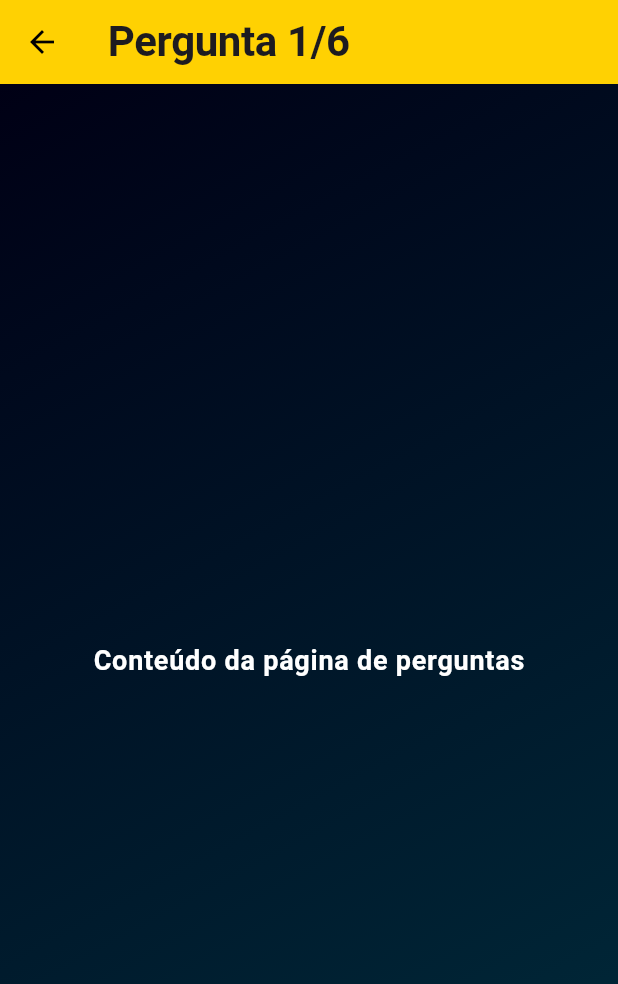
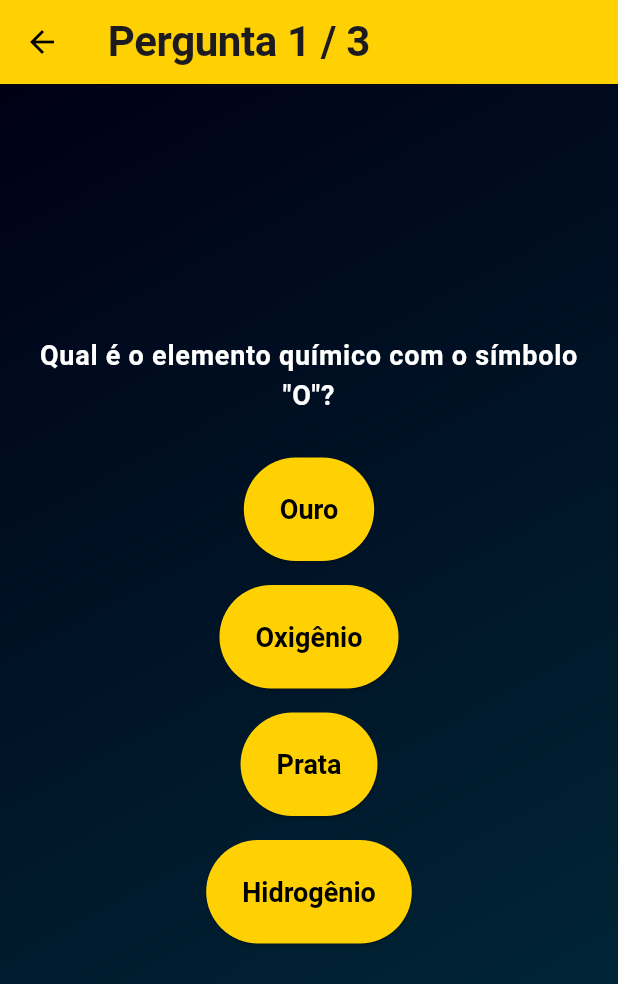
Before and after one commit to pjonas21/quizpop, a Flutter app: the screen it shows after launch, after a tap on "Comecar Quiz", on a phone screen of 412 x 824 dp. Shown: the top 984 px of the screen. Run offline on Flutter 3.47's test engine with Material 3 defaults, Android fonts, the light colour scheme and no system bars.

Commit message:
commit dia5

```diff
--- /dev/null
+++ b/lib/models/question.dart
@@ -0,0 +1,11 @@
+class Question {
+  final String text;
+  final List<String> options;
+  final int correctOption;
+
+  Question({
+    required this.text,
+    required this.options,
+    required this.correctOption,
+  });
+}
--- /dev/null
+++ b/lib/models/quiz_questions.dart
@@ -0,0 +1,21 @@
+import 'package:quizpop/models/question.dart';
+
+List<Question> getQuestions() {
+  return [
+    Question(
+      text: 'Qual é o elemento químico com o símbolo "O"?',
+      options: ['Ouro', 'Oxigênio', 'Prata', 'Hidrogênio'],
+      correctOption: 1,
+    ),
+    Question(
+      text: 'Em que ano o homem pisou na Lua pela primeira vez?',
+      options: ['1965', '1969', '1972', '1959'],
+      correctOption: 1,
+    ),
+    Question(
+      text: 'Qual é o maior planeta do nosso sistema solar?',
+      options: ['Terra', 'Saturno', 'Júpiter', 'Marte'],
+      correctOption: 2,
+    ),
+  ];
+}
--- a/lib/pages/home_page.dart
+++ b/lib/pages/home_page.dart
@@ -37,7 +37,8 @@ class MyHomePage extends StatelessWidget {
                   Navigator.push(
                     context,
                     MaterialPageRoute<void>(
-                      builder: (context) => const QuestionPage(),
+                      builder: (context) =>
+                          QuestionPage(questionIndex: 0, score: 0),
                     ),
                   );
                 },
--- a/lib/pages/question_page.dart
+++ b/lib/pages/question_page.dart
@@ -1,18 +1,69 @@
 import 'package:flutter/material.dart';
+import 'package:quizpop/models/question.dart';
 
-class QuestionPage extends StatelessWidget {
-  const QuestionPage({super.key});
+import 'package:quizpop/models/quiz_questions.dart';
+
+class QuestionPage extends StatefulWidget {
+  final int questionIndex;
+  final int score;
+  const QuestionPage({
+    super.key,
+    required this.questionIndex,
+    required this.score,
+  });
+
+  @override
+  State<QuestionPage> createState() => _QuestionPageState();
+}
+
+class _QuestionPageState extends State<QuestionPage> {
+  late List<Question> questions;
+  bool answered = false;
+  int? selectedOptionIndex;
+
+  @override
+  void initState() {
+    super.initState();
+    questions = getQuestions();
+  }
+
+  void _handleOptionSelected(int index) {
+    setState(() {
+      selectedOptionIndex = index;
+      answered = true;
+    });
+  }
+
+  void _handleNextQuestion() {
+    if (widget.questionIndex < questions.length - 1) {
+      Navigator.pushReplacement(
+        context,
+        MaterialPageRoute(
+          builder: (context) => QuestionPage(
+            questionIndex: widget.questionIndex + 1,
+            score: widget.score,
+          ),
+        ),
+      );
+    } else {
+      // Navigate to results page
+    }
+  }
 
   @override
   Widget build(BuildContext context) {
+    final question = questions[widget.questionIndex];
+    final bool lastQuestion = widget.questionIndex == questions.length - 1;
+
     return Scaffold(
       appBar: AppBar(
         title: Text(
-          'Pergunta 1/6',
+          'Pergunta ${widget.questionIndex + 1} / ${questions.length}',
           style: Theme.of(context).textTheme.displayLarge,
         ),
       ),
       body: Container(
+        width: double.infinity,
         decoration: BoxDecoration(
           gradient: LinearGradient(
             begin: Alignment.topLeft,
@@ -20,10 +71,45 @@ class QuestionPage extends StatelessWidget {
             colors: [Color(0XFF000015), Color(0XFF002D3D)],
           ),
         ),
-        child: Center(
-          child: Text(
-            'Conteúdo da página de perguntas',
-            style: Theme.of(context).textTheme.bodyLarge,
+        child: Padding(
+          padding: const EdgeInsets.all(16.0),
+          child: Column(
+            mainAxisAlignment: MainAxisAlignment.center,
+            children: [
+              Text(
+                question.text,
+                style: Theme.of(context).textTheme.bodyLarge,
+                textAlign: TextAlign.center,
+              ),
+              SizedBox(height: 20),
+              ...List.generate(question.options.length, (index) {
+                final option = question.options[index];
+                final isSelected = selectedOptionIndex == index;
+                return Padding(
+                  padding: const EdgeInsets.symmetric(vertical: 8.0),
+                  child: ElevatedButton(
+                    onPressed: answered
+                        ? null
+                        : () => _handleOptionSelected(index),
+                    style: ElevatedButton.styleFrom(
+                      backgroundColor: isSelected ? Colors.blueAccent : null,
+                    ),
+                    child: Text(option),
+                  ),
+                );
+              }),
+              SizedBox(height: 20),
+              if (answered && !lastQuestion)
+                ElevatedButton(
+                  onPressed: _handleNextQuestion,
+                  child: Text('Próxima Pergunta'),
+                ),
+              if (answered && widget.questionIndex == questions.length - 1)
+                ElevatedButton(
+                  onPressed: Navigator.of(context).pop,
+                  child: Text('Retornar ao início'),
+                ),
+            ],
           ),
         ),
       ),
```
